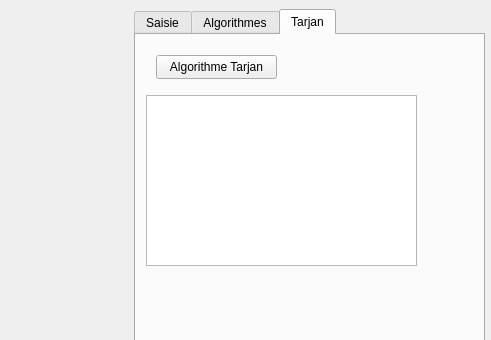
JalluhLps/Projet-Graphes-Algo, file widget.ui: the form before one commit; both pictures show x 756 to 1247 and y 0 to 340 of the 1247 by 600 pixel window.
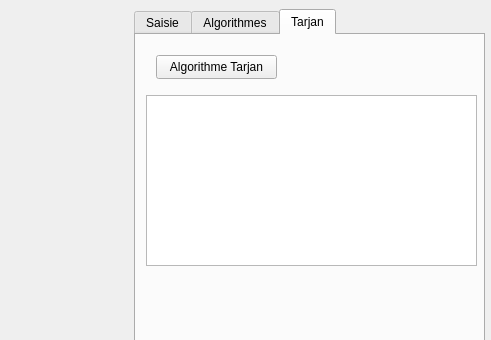
The form after the commit.

Commit message: Dernière synchronisation

```diff
--- a/widget.ui
+++ b/widget.ui
@@ -269,7 +269,7 @@
       <rect>
        <x>10</x>
        <y>60</y>
-       <width>271</width>
+       <width>331</width>
        <height>171</height>
       </rect>
      </property>
```
The commit also changes 1 other file.
